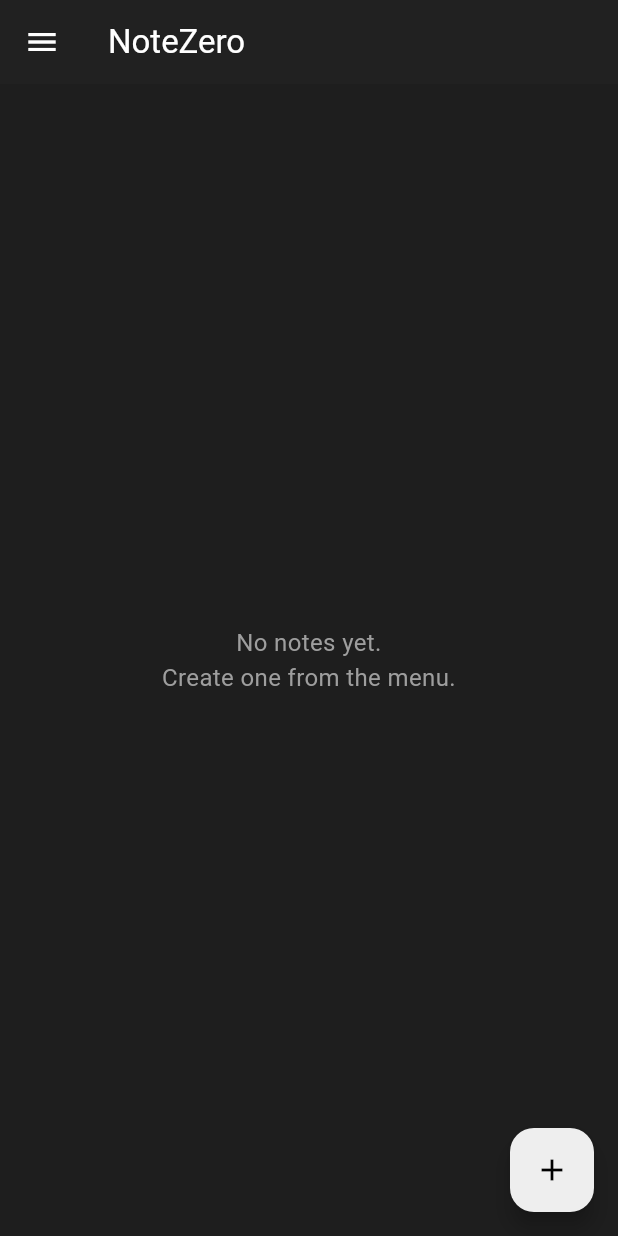
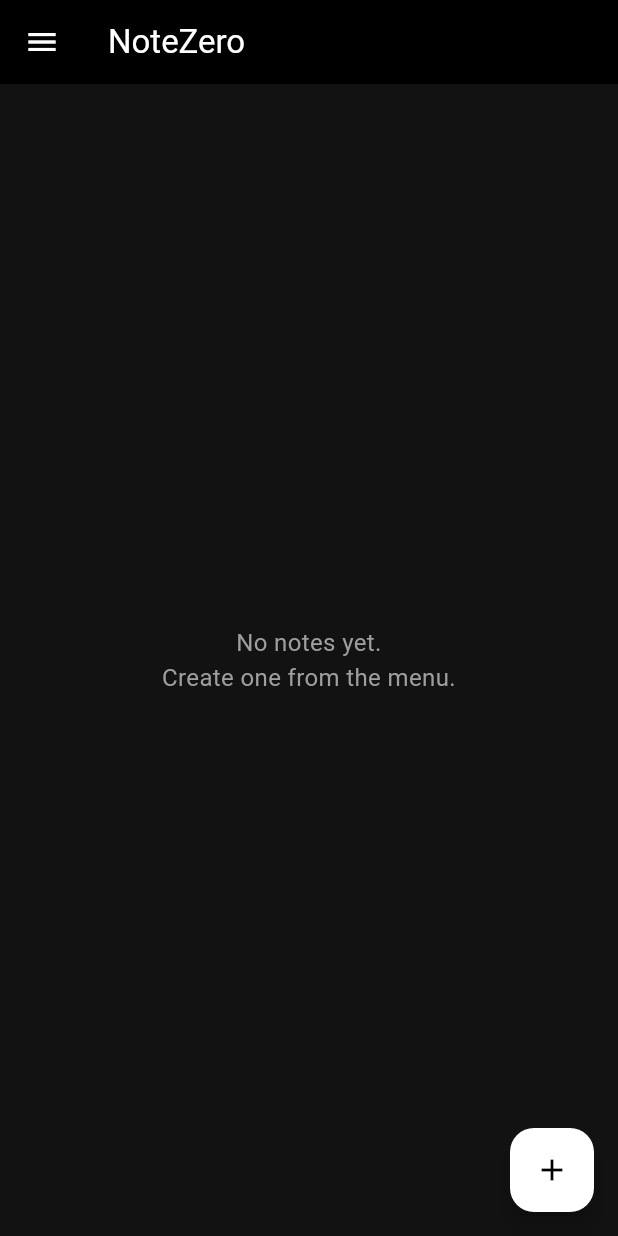
Before and after one commit to AyushZero/NoteZero, a Flutter app: the screen it shows after launch, in the side drawer, after a tap on the "add" icon, on a phone screen of 412 x 824 dp. Run offline on Flutter 3.47's test engine with Material 3 defaults, Android fonts, the phone set to English and light mode, and no system bars; missing offline and left inert: shared_preferences.dart.

Commit message:
Added themes.

```diff
--- a/lib/main.dart
+++ b/lib/main.dart
@@ -3,6 +3,7 @@
 import 'models/note.dart';
 import 'screens/home_screen.dart';
 import 'providers/notes_provider.dart';
+import 'providers/theme_provider.dart';
 
 void main() {
   runApp(const MyApp());
@@ -13,24 +14,45 @@
 
   @override
   Widget build(BuildContext context) {
-    return ChangeNotifierProvider(
-      create: (context) => NotesProvider(),
-      child: MaterialApp(
+    return MultiProvider(
+      providers: [
+        ChangeNotifierProvider(create: (_) => NotesProvider()),
+        ChangeNotifierProvider(create: (_) => ThemeProvider()),
+      ],
+      child: Consumer<ThemeProvider>(
+        builder: (context, themeProvider, child) {
+          return MaterialApp(
             title: 'NoteZero',
-        theme: ThemeData.dark().copyWith(
-          primaryColor: Colors.grey[900],
-          scaffoldBackgroundColor: const Color(0xFF1E1E1E),
-          appBarTheme: AppBarTheme(
-            backgroundColor: Colors.grey[900],
+            themeMode: themeProvider.themeMode,
+            theme: ThemeData.light().copyWith(
+              primaryColor: Colors.blue,
+              scaffoldBackgroundColor: Colors.white,
+              appBarTheme: const AppBarTheme(
+                backgroundColor: Colors.blue,
+                elevation: 0,
+              ),
+              colorScheme: ColorScheme.light(
+                primary: Colors.blue,
+                secondary: Colors.blueAccent,
+                surface: Colors.white,
+              ),
+            ),
+            darkTheme: ThemeData.dark().copyWith(
+              primaryColor: Colors.black,
+              scaffoldBackgroundColor: const Color(0xFF121212),
+              appBarTheme: const AppBarTheme(
+                backgroundColor: Colors.black,
                 elevation: 0,
               ),
               colorScheme: ColorScheme.dark(
-            primary: Colors.grey[200]!,
-            secondary: Colors.grey[600]!,
-            surface: Colors.grey[850]!,
+                primary: Colors.white,
+                secondary: Colors.grey[400]!,
+                surface: const Color(0xFF1E1E1E),
               ),
             ),
             home: const HomeScreen(),
+          );
+        },
       ),
     );
   }
--- a/lib/providers/notes_provider.dart
+++ b/lib/providers/notes_provider.dart
@@ -2,66 +2,73 @@
 import 'dart:io';
 import 'package:flutter/foundation.dart';
 import 'package:path_provider/path_provider.dart';
+import 'package:shared_preferences.dart';
 import '../models/note.dart';
 
 class NotesProvider with ChangeNotifier {
+  static const String _notesKey = 'notes';
   List<Note> _notes = [];
-  List<Note> get notes => _notes;
+  late SharedPreferences _prefs;
+
+  List<Note> get notes => List.unmodifiable(_notes);
 
   NotesProvider() {
-    loadNotes();
+    _loadNotes();
   }
 
-  Future<void> loadNotes() async {
-    try {
-      final directory = await getApplicationDocumentsDirectory();
-      final file = File('${directory.path}/notes.json');
-
-      if (await file.exists()) {
-        final content = await file.readAsString();
-        final List<dynamic> jsonData = json.decode(content);
-        _notes = jsonData.map((item) => Note.fromJson(item)).toList();
-        _notes.sort((a, b) => b.modifiedAt.compareTo(a.modifiedAt));
-        notifyListeners();
-      }
-    } catch (e) {
-      debugPrint('Error loading notes: $e');
-    }
+  Future<void> _loadNotes() async {
+    _prefs = await SharedPreferences.getInstance();
+    final notesJson = _prefs.getStringList(_notesKey) ?? [];
+    _notes = notesJson
+        .map((noteJson) => Note.fromJson(json.decode(noteJson)))
+        .toList();
+    notifyListeners();
   }
 
-  Future<void> saveNotes() async {
-    try {
-      final directory = await getApplicationDocumentsDirectory();
-      final file = File('${directory.path}/notes.json');
-      final data = _notes.map((note) => note.toJson()).toList();
-      await file.writeAsString(json.encode(data));
-    } catch (e) {
-      debugPrint('Error saving notes: $e');
-    }
+  Future<void> _saveNotes() async {
+    final notesJson = _notes
+        .map((note) => json.encode(note.toJson()))
+        .toList();
+    await _prefs.setStringList(_notesKey, notesJson);
   }
 
   Future<void> addNote(String title, String content) async {
-    final note = Note(title: title, content: content);
-    _notes.insert(0, note);
+    final note = Note(
+      id: DateTime.now().millisecondsSinceEpoch.toString(),
+      title: title,
+      content: content,
+      createdAt: DateTime.now(),
+      modifiedAt: DateTime.now(),
+    );
+    _notes.add(note);
+    await _saveNotes();
     notifyListeners();
-    await saveNotes();
   }
 
   Future<void> updateNote(String id, String title, String content) async {
     final index = _notes.indexWhere((note) => note.id == id);
     if (index != -1) {
-      _notes[index].title = title;
-      _notes[index].content = content;
-      _notes[index].modifiedAt = DateTime.now();
-      _notes.sort((a, b) => b.modifiedAt.compareTo(a.modifiedAt));
+      _notes[index] = Note(
+        id: id,
+        title: title,
+        content: content,
+        createdAt: _notes[index].createdAt,
+        modifiedAt: DateTime.now(),
+      );
+      await _saveNotes();
       notifyListeners();
-      await saveNotes();
     }
   }
 
   Future<void> deleteNote(String id) async {
     _notes.removeWhere((note) => note.id == id);
+    await _saveNotes();
     notifyListeners();
-    await saveNotes();
+  }
+
+  Future<void> deleteAllNotes() async {
+    _notes.clear();
+    await _saveNotes();
+    notifyListeners();
   }
 }
--- /dev/null
+++ b/lib/providers/theme_provider.dart
@@ -0,0 +1,36 @@
+import 'package:flutter/material.dart';
+import 'package:shared_preferences.dart';
+
+class ThemeProvider with ChangeNotifier {
+  static const String _themeKey = 'theme_mode';
+  late SharedPreferences _prefs;
+  ThemeMode _themeMode = ThemeMode.dark;
+
+  ThemeMode get themeMode => _themeMode;
+
+  ThemeProvider() {
+    _loadThemeMode();
+  }
+
+  Future<void> _loadThemeMode() async {
+    _prefs = await SharedPreferences.getInstance();
+    final savedTheme = _prefs.getString(_themeKey);
+    if (savedTheme != null) {
+      _themeMode = ThemeMode.values.firstWhere(
+        (mode) => mode.toString() == savedTheme,
+        orElse: () => ThemeMode.dark,
+      );
+      notifyListeners();
+    }
+  }
+
+  Future<void> setThemeMode(ThemeMode mode) async {
+    _themeMode = mode;
+    await _prefs.setString(_themeKey, mode.toString());
+    notifyListeners();
+  }
+
+  void toggleTheme() {
+    setThemeMode(_themeMode == ThemeMode.dark ? ThemeMode.light : ThemeMode.dark);
+  }
+}
--- a/lib/screens/home_screen.dart
+++ b/lib/screens/home_screen.dart
@@ -2,6 +2,7 @@
 import 'package:provider/provider.dart';
 import 'package:intl/intl.dart';
 import '../providers/notes_provider.dart';
+import '../providers/theme_provider.dart';
 import 'note_screen.dart';
 
 class HomeScreen extends StatelessWidget {
@@ -55,6 +56,68 @@
                     MaterialPageRoute(
                       builder: (context) => const NoteScreen(),
                     ),
+                  );
+                },
+              ),
+              Consumer<ThemeProvider>(
+                builder: (context, themeProvider, child) {
+                  return ListTile(
+                    leading: Icon(
+                      themeProvider.themeMode == ThemeMode.dark
+                          ? Icons.light_mode
+                          : Icons.dark_mode,
+                    ),
+                    title: Text(
+                      themeProvider.themeMode == ThemeMode.dark
+                          ? 'Light Mode'
+                          : 'Dark Mode',
+                    ),
+                    onTap: () {
+                      themeProvider.toggleTheme();
+                      Navigator.pop(context);
+                    },
+                  );
+                },
+              ),
+              Consumer<NotesProvider>(
+                builder: (context, notesProvider, child) {
+                  if (notesProvider.notes.isEmpty) return const SizedBox.shrink();
+                  return ListTile(
+                    leading: const Icon(Icons.delete_forever),
+                    title: const Text('Delete All Notes'),
+                    onTap: () {
+                      Navigator.pop(context);
+                      showDialog(
+                        context: context,
+                        builder: (context) => AlertDialog(
+                          title: const Text('Delete All Notes'),
+                          content: const Text(
+                            'Are you sure you want to delete all notes? This action cannot be undone.',
+                          ),
+                          actions: [
+                            TextButton(
+                              onPressed: () => Navigator.pop(context),
+                              child: const Text('Cancel'),
+                            ),
+                            TextButton(
+                              onPressed: () {
+                                notesProvider.deleteAllNotes();
+                                Navigator.pop(context);
+                                ScaffoldMessenger.of(context).showSnackBar(
+                                  const SnackBar(
+                                    content: Text('All notes deleted'),
+                                  ),
+                                );
+                              },
+                              child: const Text(
+                                'Delete',
+                                style: TextStyle(color: Colors.red),
+                              ),
+                            ),
+                          ],
+                        ),
+                      );
+                    },
                   );
                 },
               ),
```
Also changed, not shown: pubspec.yaml (+4 -3 lines). Lines whose indentation alone changed are shown as unchanged.
